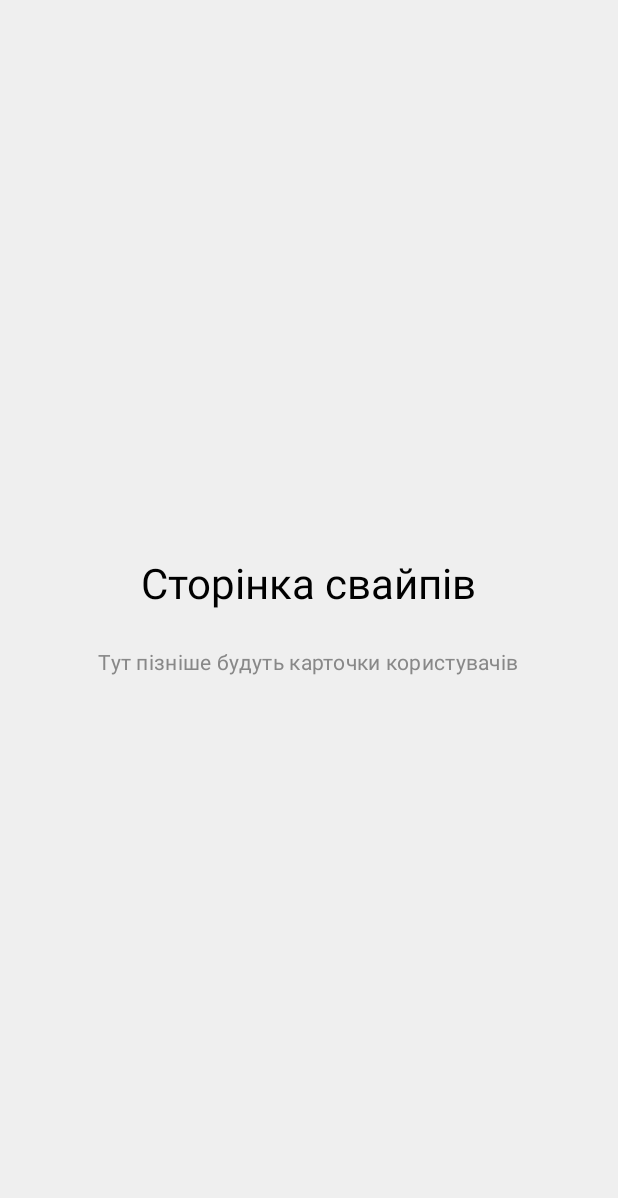
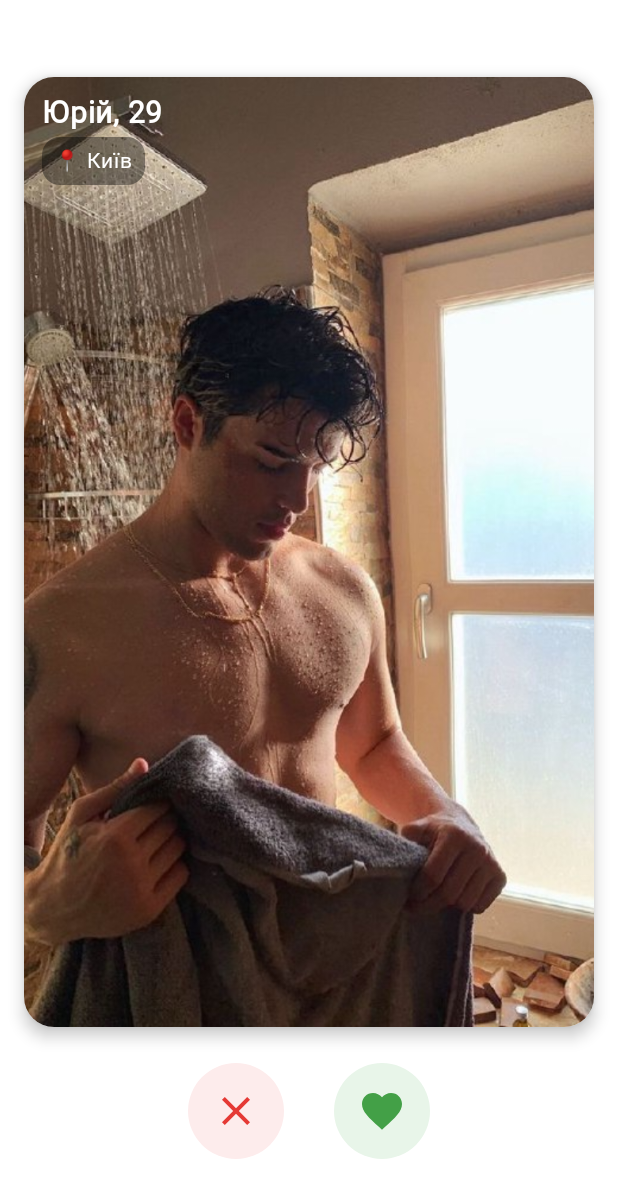
Before and after one commit to sdzmnk/RazomUA, an Android app built with Jetpack Compose: the SwipeScreen screen opened through its navigation route, on a phone screen of 412 x 824 dp. Shown: the top 1198 px of the screen. Run offline under Robolectric (Android 15) with nearby library versions, the phone set to English and light mode, and no system bars; Roboto replaces fonts that are not available here.

Commit message:
refactored SwipeScreen.kt

```diff
--- a/app/src/main/java/com/example/razomua/ui/screens/welcome/SwipeScreen.kt
+++ b/app/src/main/java/com/example/razomua/ui/screens/welcome/SwipeScreen.kt
@@ -1,42 +1,132 @@
 package com.example.razomua.ui.screens.welcome
 
+import androidx.compose.foundation.Image
 import androidx.compose.foundation.background
 import androidx.compose.foundation.layout.*
+import androidx.compose.foundation.shape.CircleShape
+import androidx.compose.foundation.shape.RoundedCornerShape
+import androidx.compose.material.icons.Icons
+import androidx.compose.material.icons.filled.Close
+import androidx.compose.material.icons.filled.Favorite
 import androidx.compose.material3.*
 import androidx.compose.runtime.Composable
 import androidx.compose.ui.Alignment
 import androidx.compose.ui.Modifier
+import androidx.compose.ui.draw.clip
 import androidx.compose.ui.graphics.Color
+import androidx.compose.ui.layout.ContentScale
+import androidx.compose.ui.res.painterResource
+import androidx.compose.ui.text.font.FontWeight
 import androidx.compose.ui.unit.dp
+import androidx.compose.ui.unit.sp
 import androidx.navigation.NavController
+import com.example.razomua.R
 
 @Composable
 fun SwipeScreen(navController: NavController) {
     Box(
         modifier = Modifier
             .fillMaxSize()
-            .background(Color(0xFFEFEFEF))
+            .background(Color.White)
+            .padding(horizontal = 16.dp, vertical = 8.dp),
+        contentAlignment = Alignment.Center
     ) {
         Column(
-            modifier = Modifier
-                .fillMaxSize()
-                .padding(16.dp),
             horizontalAlignment = Alignment.CenterHorizontally,
             verticalArrangement = Arrangement.Center
         ) {
-            Text(
-                text = "Сторінка свайпів",
-                style = MaterialTheme.typography.headlineMedium,
-                color = Color.Black
-            )
+
+
+            Card(
+                shape = RoundedCornerShape(20.dp),
+                modifier = Modifier
+                    .fillMaxWidth()
+                    .aspectRatio(0.6f),
+                colors = CardDefaults.cardColors(containerColor = Color.White),
+                elevation = CardDefaults.cardElevation(6.dp)
+            ) {
+                Box {
+                    Image(
+                        painter = painterResource(id = R.drawable.boy), // заміни на своє зображення
+                        contentDescription = "User photo",
+                        contentScale = ContentScale.Crop,
+                        modifier = Modifier.fillMaxSize()
+                    )
+
+
+                    Box(
+                        modifier = Modifier
+                            .align(Alignment.TopStart)
+                            .padding(12.dp)
+                    ) {
+                        Text(
+                            text = "Юрій, 29",
+                            fontSize = 20.sp,
+                            color = Color.White,
+                            fontWeight = FontWeight.Bold
+                        )
+                    }
+
+
+                    Box(
+                        modifier = Modifier
+                            .align(Alignment.TopStart)
+                            .padding(start = 12.dp, top = 40.dp)
+                            .background(
+                                color = Color(0x66000000),
+                                shape = RoundedCornerShape(12.dp)
+                            )
+                            .padding(horizontal = 8.dp, vertical = 4.dp)
+                    ) {
+                        Text(
+                            text = "📍 Київ",
+                            color = Color.White,
+                            fontSize = 14.sp
+                        )
+                    }
+                }
+            }
 
             Spacer(modifier = Modifier.height(24.dp))
 
-            Text(
-                text = "Тут пізніше будуть карточки користувачів",
-                style = MaterialTheme.typography.bodyMedium,
-                color = Color.Gray
-            )
+
+            Row(
+                horizontalArrangement = Arrangement.SpaceEvenly,
+                verticalAlignment = Alignment.CenterVertically,
+                modifier = Modifier.fillMaxWidth(0.6f)
+            ) {
+
+                IconButton(
+                    onClick = { /* TODO: swipe left */ },
+                    modifier = Modifier
+                        .size(64.dp)
+                        .clip(CircleShape)
+                        .background(Color(0xFFFDECEC))
+                ) {
+                    Icon(
+                        imageVector = Icons.Default.Close,
+                        contentDescription = "Dislike",
+                        tint = Color(0xFFE53935),
+                        modifier = Modifier.size(32.dp)
+                    )
+                }
+
+
+                IconButton(
+                    onClick = { /* TODO: swipe right */ },
+                    modifier = Modifier
+                        .size(64.dp)
+                        .clip(CircleShape)
+                        .background(Color(0xFFE8F5E9))
+                ) {
+                    Icon(
+                        imageVector = Icons.Default.Favorite,
+                        contentDescription = "Like",
+                        tint = Color(0xFF43A047),
+                        modifier = Modifier.size(32.dp)
+                    )
+                }
+            }
         }
     }
 }
```
Also changed, not shown: app/src/main/res/drawable/boy.png (added).
